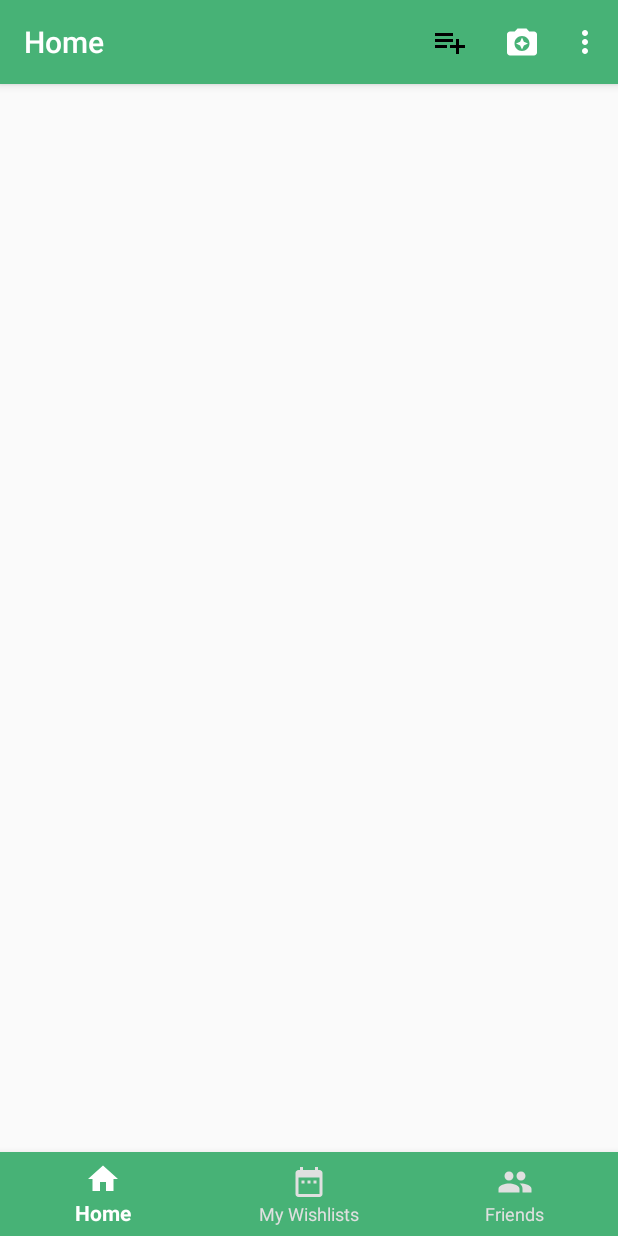
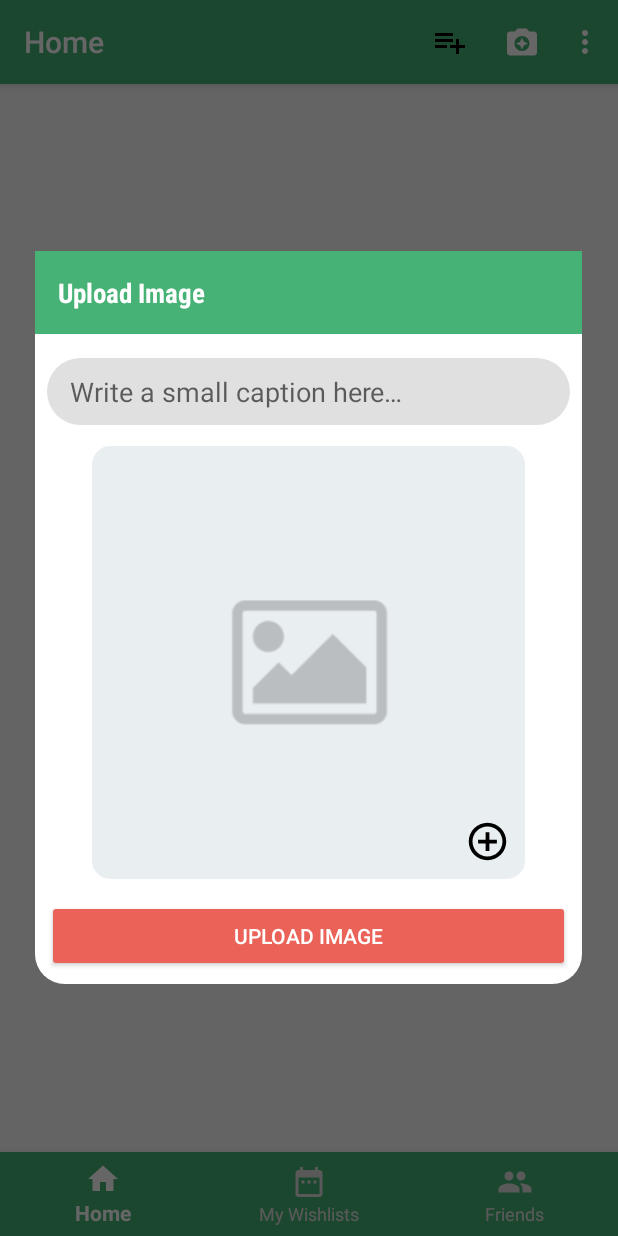
Before and after one commit to omar745/Get-Me, an Android app: the screen it shows after launch once a user with an empty profile is signed in (MainActivity), after a tap on "Upload Image", on a phone screen of 412 x 824 dp. Run offline under Robolectric (Android 15) with nearby library versions, the phone set to English and light mode, and no system bars; our stand-ins replace ButterKnife, Firebase (no records; nobody signed in at launch, a user with empty details on screens opened directly), Picasso; libraries missing offline, so code that uses them is left out: com.facebook, com.facebook.login, com.mikhaellopez.circularimageview, com.theartofdev.edmodo; 7 statements that could not run were skipped.

Commit message:
Add UploadImageDialog

```diff
--- a/app/src/main/AndroidManifest.xml
+++ b/app/src/main/AndroidManifest.xml
@@ -40,6 +40,9 @@
         </activity>
         <!-- End of facebook's code -->
 
+
+        <activity android:name="com.theartofdev.edmodo.cropper.CropImageActivity" />
+
         <activity
             android:name=".ui.welcome_screens.SplashActivity"
             android:theme="@style/AppTheme.Launcher">
--- a/app/src/main/java/com/mouris/mario/getme/data/actors/EventImage.java
+++ b/app/src/main/java/com/mouris/mario/getme/data/actors/EventImage.java
@@ -3,11 +3,11 @@ package com.mouris.mario.getme.data.actors;
 public class EventImage extends Actor {
     public static final String ROOT_REF_NAME = "EventImages";
 
-    public String owner, statement, imageUrl;
+    public String owner, caption, imageUrl;
 
-    public EventImage(String owner, String statement, String imageUrl) {
+    public EventImage(String owner, String caption, String imageUrl) {
         this.owner = owner;
-        this.statement = statement;
+        this.caption = caption;
         this.imageUrl = imageUrl;
     }
 }
--- a/app/src/main/java/com/mouris/mario/getme/data/repositories/GeneralRepository.java
+++ b/app/src/main/java/com/mouris/mario/getme/data/repositories/GeneralRepository.java
@@ -1,12 +1,18 @@
 package com.mouris.mario.getme.data.repositories;
 
 import android.arch.lifecycle.LiveData;
+import android.net.Uri;
 import android.util.Log;
 
 import com.facebook.AccessToken;
 import com.facebook.GraphRequest;
 import com.facebook.Profile;
+import com.google.android.gms.tasks.OnCompleteListener;
 import com.google.firebase.database.DatabaseReference;
+import com.google.firebase.database.FirebaseDatabase;
+import com.google.firebase.storage.FirebaseStorage;
+import com.google.firebase.storage.StorageReference;
+import com.google.firebase.storage.UploadTask;
 import com.mouris.mario.getme.data.actors.Buyer;
 import com.mouris.mario.getme.data.actors.EventImage;
 import com.mouris.mario.getme.data.actors.Gift;
@@ -138,6 +144,15 @@ public class GeneralRepository {
         mEventImagesRepository.pushEventImageToFirebase(eventImage, completionListener);
     }
 
+    public void uploadEventImage(Uri imageUri,
+                                   OnCompleteListener<UploadTask.TaskSnapshot> listener) {
+        StorageReference eventImagesRef =
+                FirebaseStorage.getInstance().getReference().child("event_images");
+
+        String pictureId = FirebaseDatabase.getInstance().getReference().push().getKey();
+        eventImagesRef.child(pictureId).putFile(imageUri).addOnCompleteListener(listener);
+    }
+
 
     //----------------------------------------------------------------------------------------------
     //Facebook Code
--- a/app/src/main/java/com/mouris/mario/getme/ui/MainActivity.java
+++ b/app/src/main/java/com/mouris/mario/getme/ui/MainActivity.java
@@ -16,6 +16,7 @@ import com.mouris.mario.getme.ui.adapters.MainFragmentsPagerAdapter;
 import com.mouris.mario.getme.ui.friends_fragment.FriendsFragment;
 import com.mouris.mario.getme.ui.home_fragment.HomeFragment;
 import com.mouris.mario.getme.ui.my_wishlists_fragment.MyWishListsFragment;
+import com.mouris.mario.getme.ui.upload_image_dialog.UploadImageDialog;
 import com.mouris.mario.getme.ui.welcome_screens.FacebookLoginActivity;
 import com.mouris.mario.getme.ui.wishlist_editor_activity.WishListEditorActivity;
 
@@ -124,7 +125,8 @@ public class MainActivity extends AppCompatActivity {
             Intent addWishListIntent = new Intent(this, WishListEditorActivity.class);
             startActivity(addWishListIntent);
         } else if (item.getItemId() == R.id.action_upload_image) {
-
+            UploadImageDialog uploadImageDialog = new UploadImageDialog();
+            uploadImageDialog.show(getSupportFragmentManager(), UploadImageDialog.DIALOG_TAG);
         }
 
         return super.onOptionsItemSelected(item);
--- /dev/null
+++ b/app/src/main/java/com/mouris/mario/getme/ui/upload_image_dialog/UploadImageDialog.java
@@ -0,0 +1,122 @@
+package com.mouris.mario.getme.ui.upload_image_dialog;
+
+import android.annotation.SuppressLint;
+import android.app.AlertDialog;
+import android.app.Dialog;
+import android.arch.lifecycle.ViewModelProviders;
+import android.content.Intent;
+import android.graphics.Color;
+import android.graphics.drawable.ColorDrawable;
+import android.graphics.drawable.InsetDrawable;
+import android.os.Bundle;
+import android.support.annotation.NonNull;
+import android.support.design.widget.Snackbar;
+import android.support.v4.app.DialogFragment;
+import android.util.Log;
+import android.view.LayoutInflater;
+import android.view.View;
+import android.view.WindowManager;
+import android.widget.EditText;
+import android.widget.ImageView;
+
+import com.mouris.mario.getme.R;
+import com.mouris.mario.getme.data.actors.EventImage;
+import com.squareup.picasso.Picasso;
+import com.theartofdev.edmodo.cropper.CropImage;
+
+import butterknife.BindView;
+import butterknife.ButterKnife;
+import butterknife.OnClick;
+
+import static android.app.Activity.RESULT_OK;
+
+public class UploadImageDialog extends DialogFragment {
+    public static final String DIALOG_TAG = "upload_image_dialog_tag";
+    private static final String LOG_TAG = UploadImageDialog.class.getSimpleName();
+
+    @BindView(R.id.event_image_imageView) ImageView mEventImageIv;
+    @BindView(R.id.caption_editText) EditText mCaptionEt;
+
+    private UploadImageViewModel mViewModel;
+
+    public UploadImageDialog() { }
+
+    @NonNull
+    @SuppressLint("InflateParams")
+    @Override
+    public Dialog onCreateDialog(Bundle savedInstanceState) {
+        AlertDialog.Builder builder = new AlertDialog.Builder(getActivity());
+
+        if (getActivity() != null) {
+            // Inflate and set the layout for the dialog
+            // Pass null as the parent view because its going in the dialog layout
+            LayoutInflater inflater = getActivity().getLayoutInflater();
+            View view = inflater.inflate(R.layout.dialog_upload_image, null);
+            ButterKnife.bind(this, view);
+            builder.setView(view);
+        }
+
+        return builder.create();
+    }
+
+    @Override
+    public void onActivityCreated(Bundle savedInstanceState) {
+        super.onActivityCreated(savedInstanceState);
+
+        if (getDialog() != null && getDialog().getWindow() != null) {
+            getDialog().getWindow().getAttributes().windowAnimations = R.style.DialogAnimation;
+            getDialog().getWindow()
+                    .setSoftInputMode(WindowManager.LayoutParams.SOFT_INPUT_ADJUST_RESIZE);
+            ColorDrawable back = new ColorDrawable(Color.TRANSPARENT);
+            InsetDrawable inset = new InsetDrawable(back, 20);
+            getDialog().getWindow().setBackgroundDrawable(inset);
+        }
+
+        mViewModel = ViewModelProviders.of(this).get(UploadImageViewModel.class);
+    }
+
+    @OnClick(R.id.upload_image_button)
+    void onUploadButtonClicked() {
+        if (mViewModel.pictureUri != null) {
+            mViewModel.uploadEventImage(task -> {
+                if (task.isSuccessful() && task.getResult().getDownloadUrl() != null) {
+                    String imageUrl = task.getResult().getDownloadUrl().toString();
+                    String caption = mCaptionEt.getText().toString();
+                    EventImage eventImage =
+                            new EventImage(mViewModel.getCurrentUserId(), caption, imageUrl);
+
+                    mViewModel.pushEventImageToFirebase(eventImage, null);
+                } else {
+                    Snackbar.make(mEventImageIv,
+                            R.string.error_uploading_image, Snackbar.LENGTH_SHORT).show();
+                }
+            });
+            dismiss();
+        } else {
+            Snackbar.make(mEventImageIv,
+                    R.string.empty_image_message, Snackbar.LENGTH_SHORT).show();
+        }
+    }
+
+    @OnClick(R.id.image_frameLayout)
+    void onAddImageButtonClicked() {
+        CropImage.activity()
+                .start(getContext(), this);
+    }
+
+    @Override
+    public void onActivityResult(int requestCode, int resultCode, Intent data) {
+        if (requestCode == CropImage.CROP_IMAGE_ACTIVITY_REQUEST_CODE) {
+            CropImage.ActivityResult result = CropImage.getActivityResult(data);
+            if (resultCode == RESULT_OK) {
+                mViewModel.pictureUri = result.getUri();
+                Picasso.get().load(mViewModel.pictureUri)
+                        .resize(400,400)
+                        .centerCrop().into(mEventImageIv);
+            } else if (resultCode == CropImage.CROP_IMAGE_ACTIVITY_RESULT_ERROR_CODE) {
+                Exception error = result.getError();
+                Log.e(LOG_TAG, error.getMessage());
+            }
+        }
+    }
+}
--- /dev/null
+++ b/app/src/main/java/com/mouris/mario/getme/ui/upload_image_dialog/UploadImageViewModel.java
@@ -0,0 +1,33 @@
+package com.mouris.mario.getme.ui.upload_image_dialog;
+
+import android.arch.lifecycle.ViewModel;
+import android.net.Uri;
+
+import com.google.android.gms.tasks.OnCompleteListener;
+import com.google.firebase.database.DatabaseReference;
+import com.google.firebase.storage.UploadTask;
+import com.mouris.mario.getme.data.actors.EventImage;
+import com.mouris.mario.getme.data.repositories.GeneralRepository;
+
+public class UploadImageViewModel extends ViewModel {
+
+    private GeneralRepository mRepository;
+    Uri pictureUri;
+
+    public UploadImageViewModel() {
+        mRepository = GeneralRepository.getInstance();
+    }
+
+    void uploadEventImage(OnCompleteListener<UploadTask.TaskSnapshot> listener) {
+        mRepository.uploadEventImage(pictureUri, listener);
+    }
+
+    void pushEventImageToFirebase(EventImage eventImage,
+                                  DatabaseReference.CompletionListener completionListener) {
+        mRepository.pushEventImageToFirebase(eventImage, completionListener);
+    }
+
+    String getCurrentUserId() {
+        return mRepository.getCurrentUserId();
+    }
+}
--- /dev/null
+++ b/app/src/main/res/drawable/ic_add.xml
@@ -0,0 +1,9 @@
+<vector xmlns:android="http://schemas.android.com/apk/res/android"
+        android:width="24dp"
+        android:height="24dp"
+        android:viewportWidth="24.0"
+        android:viewportHeight="24.0">
+    <path
+        android:fillColor="#FF000000"
+        android:pathData="M13,7h-2v4L7,11v2h4v4h2v-4h4v-2h-4L13,7zM12,2C6.48,2 2,6.48 2,12s4.48,10 10,10 10,-4.48 10,-10S17.52,2 12,2zM12,20c-4.41,0 -8,-3.59 -8,-8s3.59,-8 8,-8 8,3.59 8,8 -3.59,8 -8,8z"/>
+</vector>
--- /dev/null
+++ b/app/src/main/res/layout/dialog_upload_image.xml
@@ -0,0 +1,91 @@
+<?xml version="1.0" encoding="utf-8"?>
+<android.support.constraint.ConstraintLayout xmlns:android="http://schemas.android.com/apk/res/android"
+    xmlns:app="http://schemas.android.com/apk/res-auto"
+    xmlns:tools="http://schemas.android.com/tools"
+    android:layout_width="match_parent"
+    android:layout_height="wrap_content"
+    android:background="@drawable/dialog_background">
+
+    <TextView
+        android:id="@+id/textView8"
+        android:layout_width="0dp"
+        android:layout_height="wrap_content"
+        android:background="@color/colorPrimary"
+        android:fontFamily="sans-serif-condensed"
+        android:padding="15dp"
+        android:text="@string/upload_image_title"
+        android:textColor="@color/colorTextPrimary"
+        android:textSize="18sp"
+        android:textStyle="bold"
+        app:layout_constraintEnd_toEndOf="parent"
+        app:layout_constraintStart_toStartOf="parent"
+        app:layout_constraintTop_toTopOf="parent" />
+
+    <EditText
+        android:id="@+id/caption_editText"
+        android:layout_width="0dp"
+        android:layout_height="wrap_content"
+        android:layout_marginEnd="8dp"
+        android:layout_marginStart="8dp"
+        android:layout_marginTop="16dp"
+        android:background="@drawable/input_background"
+        android:ems="10"
+        android:hint="@string/image_caption"
+        android:inputType="textCapSentences"
+        android:padding="10dp"
+        android:paddingEnd="15dp"
+        android:paddingStart="15dp"
+        app:layout_constraintEnd_toEndOf="parent"
+        app:layout_constraintHeight_default="wrap"
+        app:layout_constraintStart_toStartOf="parent"
+        app:layout_constraintTop_toBottomOf="@+id/textView8" />
+
+    <FrameLayout
+        android:id="@+id/image_frameLayout"
+        android:layout_width="0dp"
+        android:layout_height="0dp"
+        android:layout_marginBottom="8dp"
+        android:layout_marginEnd="32dp"
+        android:layout_marginStart="32dp"
+        android:layout_marginTop="8dp"
+        app:layout_constraintBottom_toTopOf="@+id/upload_image_button"
+        app:layout_constraintDimensionRatio="w,1:1"
+        app:layout_constraintEnd_toEndOf="parent"
+        app:layout_constraintStart_toStartOf="parent"
+        app:layout_constraintTop_toBottomOf="@+id/caption_editText">
+
+        <ImageView
+            android:id="@+id/event_image_imageView"
+            android:layout_width="match_parent"
+            android:layout_height="match_parent"
+            android:padding="6dp"
+            android:scaleType="centerCrop"
+            app:srcCompat="@drawable/image_placeholder" />
+
+        <ImageView
+            android:layout_width="30dp"
+            android:layout_height="30dp"
+            android:layout_gravity="bottom|end"
+            android:layout_margin="16dp"
+            app:srcCompat="@drawable/ic_add" />
+
+        <ImageView
+            android:layout_width="match_parent"
+            android:layout_height="match_parent"
+            app:srcCompat="@drawable/image_rounded_frame" />
+
+    </FrameLayout>
+
+    <Button
+        android:id="@+id/upload_image_button"
+        style="@style/Widget.AppCompat.Button.Colored"
+        android:layout_width="0dp"
+        android:layout_height="wrap_content"
+        android:layout_marginBottom="8dp"
+        android:layout_marginEnd="8dp"
+        android:layout_marginStart="8dp"
+        android:text="@string/upload_image_button"
+        app:layout_constraintBottom_toBottomOf="parent"
+        app:layout_constraintEnd_toEndOf="parent"
+        app:layout_constraintStart_toStartOf="parent" />
+</android.support.constraint.ConstraintLayout>
--- a/app/src/main/res/values/strings.xml
+++ b/app/src/main/res/values/strings.xml
@@ -124,4 +124,11 @@
     <string name="share_positive_button">Share</string>
 
 
+    <!--Upload image dialog's strings-->
+    <string name="image_caption">Write a small caption here…</string>
+    <string name="upload_image_title">Upload Image</string>
+    <string name="upload_image_button">Upload Image</string>
+    <string name="empty_image_message">You need to upload an image first</string>
+    <string name="error_uploading_image">There was an error uploading image, please try again</string>
+
 </resources>
```
